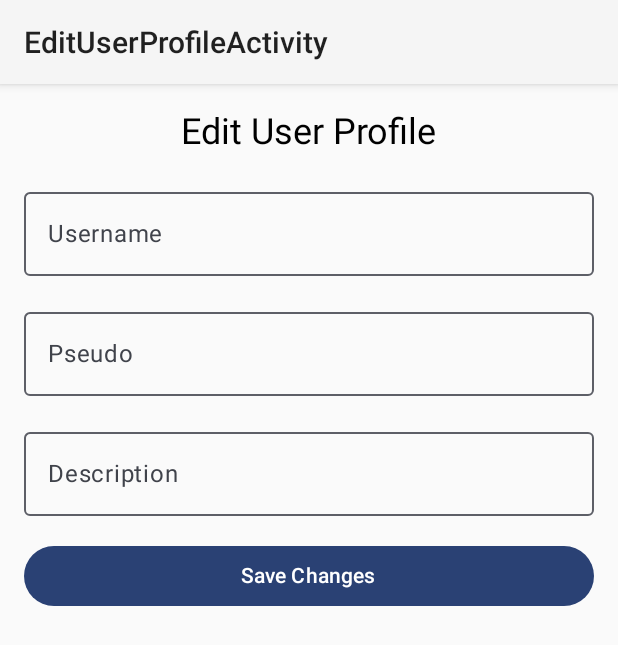
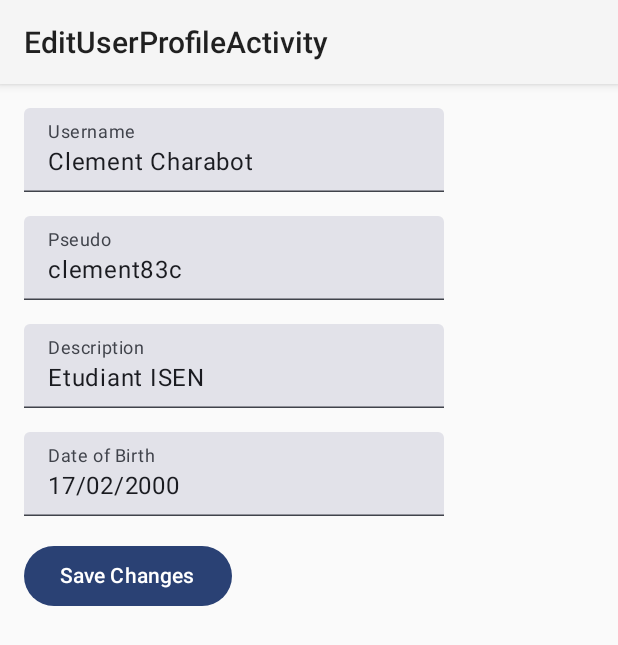
Before and after one commit to c-moi/RSSpeedrun, an Android app built with Jetpack Compose: the screen it shows after launch (EditUserProfileActivity), after a tap on "Settings", on a phone screen of 412 x 824 dp. Shown: the top 645 px of the screen. Run offline under Robolectric (Android 15) with nearby library versions, the phone set to English and light mode, and no system bars.

Commit message:
Fin EditUserProfileActivity et UserProfileActivity mais juste probleme avec l'image de profil. Changements données utilisateur dans les paramètres OK Il manque plus qu'a finaliser le design

```diff
--- a/app/src/main/java/fr/isen/bert/rsspeedrun/EditUserProfileActivity.kt
+++ b/app/src/main/java/fr/isen/bert/rsspeedrun/EditUserProfileActivity.kt
@@ -2,111 +2,98 @@
 
 import android.app.Activity
 import android.content.Intent
-import android.net.Uri
 import android.os.Bundle
 import androidx.activity.ComponentActivity
 import androidx.activity.compose.setContent
 import androidx.compose.foundation.layout.*
-import androidx.compose.foundation.text.KeyboardOptions
 import androidx.compose.material3.Button
-import androidx.compose.material3.MaterialTheme
-import androidx.compose.material3.OutlinedTextField
 import androidx.compose.material3.Text
-import androidx.compose.runtime.*
-import androidx.compose.ui.Alignment
+import androidx.compose.material3.TextField
+import androidx.compose.runtime.Composable
+import androidx.compose.runtime.mutableStateOf
+import androidx.compose.runtime.remember
 import androidx.compose.ui.Modifier
-import androidx.compose.ui.text.input.KeyboardType
 import androidx.compose.ui.unit.dp
 import fr.isen.bert.rsspeedrun.ui.theme.RSSpeedrunTheme
 
-data class UserProfile(
-    val username: String,
-    val pseudo: String,
-    val description: String,
-    val imageUri: String
-)
-
 class EditUserProfileActivity : ComponentActivity() {
-    private var username by mutableStateOf("")
-    private var pseudo by mutableStateOf("")
-    private var description by mutableStateOf("")
 
     override fun onCreate(savedInstanceState: Bundle?) {
         super.onCreate(savedInstanceState)
+
+        // Récupère les données envoyées depuis UserProfileActivity
+        val username = intent.getStringExtra("username") ?: ""
+        val pseudo = intent.getStringExtra("pseudo") ?: ""
+        val description = intent.getStringExtra("description") ?: ""
+        val dateOfBirth = intent.getStringExtra("date_of_birth") ?: ""
+
         setContent {
+            // Utilise le thème RSSpeedrun
             RSSpeedrunTheme {
-                EditUserProfileContent(
-                    username = username,
-                    pseudo = pseudo,
-                    description = description,
-                    onUsernameChange = { username = it },
-                    onPseudoChange = { pseudo = it },
-                    onDescriptionChange = { description = it },
-                    onSaveChanges = { saveChanges() }
-                )
+                // Affiche le contenu de l'activité
+                EditUserProfileContent(username, pseudo, description, dateOfBirth)
             }
         }
     }
 
-    private fun saveChanges() {
-        // Save changes logic
-        val userProfile = UserProfile(username, pseudo, description, "")
+    // Fonction pour sauvegarder les modifications et retourner à l'activité précédente
+    private fun saveChanges(username: String, pseudo: String, description: String, dateOfBirth: String) {
         val resultIntent = Intent().apply {
             putExtra("username", username)
             putExtra("pseudo", pseudo)
             putExtra("description", description)
+            putExtra("date_of_birth", dateOfBirth)
         }
-        setResult(Activity.RESULT_OK, resultIntent)
+        setResult(RESULT_OK, resultIntent)
         finish()
     }
 
+    // Fonction pour afficher le contenu de l'activité
     @Composable
-    fun EditUserProfileContent(
-        username: String,
-        pseudo: String,
-        description: String,
-        onUsernameChange: (String) -> Unit,
-        onPseudoChange: (String) -> Unit,
-        onDescriptionChange: (String) -> Unit,
-        onSaveChanges: () -> Unit
-    ) {
+    fun EditUserProfileContent(username: String, pseudo: String, description: String, dateOfBirth: String) {
+        // Utilise un état mutable pour stocker les valeurs modifiées
+        val newUsername = remember { mutableStateOf(username) }
+        val newPseudo = remember { mutableStateOf(pseudo) }
+        val newDescription = remember { mutableStateOf(description) }
+        val newDateOfBirth = remember { mutableStateOf(dateOfBirth) }
+
+        // Affiche les champs de texte et le bouton pour sauvegarder les modifications
         Column(
-            modifier = Modifier
-                .fillMaxSize()
-                .padding(16.dp),
-            verticalArrangement = Arrangement.spacedBy(16.dp),
-            horizontalAlignment = Alignment.CenterHorizontally
+            modifier = Modifier.padding(16.dp)
         ) {
-            Text(text = "Edit User Profile", style = MaterialTheme.typography.headlineSmall)
-            // Username TextField
-            OutlinedTextField(
-                value = username,
-                onValueChange = onUsernameChange,
-                label = { Text("Username") },
-                modifier = Modifier.fillMaxWidth(),
-                keyboardOptions = KeyboardOptions(keyboardType = KeyboardType.Text),
-                singleLine = true
+            // Titre de la page
+            // Champ de texte pour le nom d'utilisateur
+            TextField(
+                value = newUsername.value,
+                onValueChange = { newUsername.value = it },
+                label = { Text("Username") }
             )
-            // Pseudo TextField
-            OutlinedTextField(
-                value = pseudo,
-                onValueChange = onPseudoChange,
-                label = { Text("Pseudo") },
-                modifier = Modifier.fillMaxWidth(),
-                keyboardOptions = KeyboardOptions(keyboardType = KeyboardType.Text),
-                singleLine = true
+            Spacer(modifier = Modifier.height(16.dp))
+            // Champ de texte pour le pseudo
+            TextField(
+                value = newPseudo.value,
+                onValueChange = { newPseudo.value = it },
+                label = { Text("Pseudo") }
             )
-            // Description TextField
-            OutlinedTextField(
-                value = description,
-                onValueChange = onDescriptionChange,
-                label = { Text("Description") },
-                modifier = Modifier.fillMaxWidth(),
-                keyboardOptions = KeyboardOptions(keyboardType = KeyboardType.Text),
-                singleLine = true
+            Spacer(modifier = Modifier.height(16.dp))
+            // Champ de texte pour la description
+            TextField(
+                value = newDescription.value,
+                onValueChange = { newDescription.value = it },
+                label = { Text("Description") }
             )
-            // Button to Save Changes
-            Button(onClick = onSaveChanges, modifier = Modifier.fillMaxWidth()) {
+            Spacer(modifier = Modifier.height(16.dp))
+            // Champ de texte pour la date de naissance
+            TextField(
+                value = newDateOfBirth.value,
+                onValueChange = { newDateOfBirth.value = it },
+                label = { Text("Date of Birth") }
+            )
+            Spacer(modifier = Modifier.height(16.dp))
+            // Bouton pour sauvegarder les modifications
+            Button(onClick = {
+                saveChanges(newUsername.value, newPseudo.value, newDescription.value, newDateOfBirth.value)
+            }) {
                 Text("Save Changes")
             }
         }
--- a/app/src/main/java/fr/isen/bert/rsspeedrun/MainActivity.kt
+++ b/app/src/main/java/fr/isen/bert/rsspeedrun/MainActivity.kt
@@ -8,7 +8,6 @@
 import androidx.compose.material3.MaterialTheme
 import androidx.compose.material3.Surface
 import androidx.compose.ui.Modifier
-import fr.isen.bert.rsspeedrun.UserProfileActivity
 import fr.isen.bert.rsspeedrun.ui.theme.RSSpeedrunTheme
 
 class MainActivity : ComponentActivity() {
--- a/app/src/main/java/fr/isen/bert/rsspeedrun/UserProfileActivity.kt
+++ b/app/src/main/java/fr/isen/bert/rsspeedrun/UserProfileActivity.kt
@@ -1,149 +1,224 @@
 package fr.isen.bert.rsspeedrun
 
+import android.app.Activity
 import android.content.Context
 import android.content.Intent
 import android.os.Bundle
 import androidx.activity.ComponentActivity
 import androidx.activity.compose.setContent
+import androidx.activity.result.contract.ActivityResultContracts
 import androidx.compose.foundation.Image
-import androidx.compose.foundation.clickable
-import androidx.compose.foundation.layout.*
-import androidx.compose.foundation.lazy.LazyColumn
-import androidx.compose.foundation.lazy.items
+import androidx.compose.foundation.background
+import androidx.compose.foundation.layout.Column
+import androidx.compose.foundation.layout.Row
+import androidx.compose.foundation.layout.Spacer
+import androidx.compose.foundation.layout.fillMaxWidth
+import androidx.compose.foundation.layout.height
+import androidx.compose.foundation.layout.padding
+import androidx.compose.foundation.layout.width
+import androidx.compose.foundation.rememberScrollState
+import androidx.compose.foundation.verticalScroll
 import androidx.compose.material.icons.Icons
 import androidx.compose.material.icons.filled.ExitToApp
 import androidx.compose.material.icons.filled.Settings
+import androidx.compose.material3.Button
 import androidx.compose.material3.Card
 import androidx.compose.material3.Icon
 import androidx.compose.material3.IconButton
 import androidx.compose.material3.MaterialTheme
 import androidx.compose.material3.Text
-import androidx.compose.runtime.Composable
-import androidx.compose.ui.Alignment
+import androidx.compose.material3.TextField
+import androidx.compose.runtime.*
 import androidx.compose.ui.Modifier
-import androidx.compose.ui.draw.clip
-import androidx.compose.ui.platform.LocalContext
+import androidx.compose.ui.graphics.Color
 import androidx.compose.ui.res.painterResource
-import androidx.compose.ui.text.font.FontWeight
 import androidx.compose.ui.unit.dp
 import fr.isen.bert.rsspeedrun.ui.theme.RSSpeedrunTheme
-import fr.isen.bert.rsspeedrun.EditUserProfileActivity
 
 class UserProfileActivity : ComponentActivity() {
+
+    private val username: MutableState<String> = mutableStateOf("Clement Charabot")
+    private val pseudo: MutableState<String> = mutableStateOf("clement83c")
+    private val description: MutableState<String> = mutableStateOf("Etudiant ISEN")
+    private val dateOfBirth: MutableState<String> = mutableStateOf("17/02/2000")
+
+    private val editProfileLauncher =
+        registerForActivityResult(ActivityResultContracts.StartActivityForResult()) { result ->
+            if (result.resultCode == Activity.RESULT_OK) {
+                result.data?.let { data ->
+                    username.value = data.getStringExtra("username") ?: username.value
+                    pseudo.value = data.getStringExtra("pseudo") ?: pseudo.value
+                    description.value = data.getStringExtra("description") ?: description.value
+                    dateOfBirth.value = data.getStringExtra("date_of_birth") ?: dateOfBirth.value
+                }
+            }
+        }
+
     override fun onCreate(savedInstanceState: Bundle?) {
         super.onCreate(savedInstanceState)
+
         setContent {
             RSSpeedrunTheme {
-                UserProfileContent(intent)
+                UserProfileContent(
+                    username.value,
+                    pseudo.value,
+                    description.value,
+                    dateOfBirth.value,
+                    onSettingsClick = { navigateToEditProfile() },
+                    onLogoutClick = { performLogout() }
+                )
             }
+        }
+    }
+
+    private fun navigateToEditProfile() {
+        val intent = Intent(this, EditUserProfileActivity::class.java).apply {
+            putExtra("username", username.value)
+            putExtra("pseudo", pseudo.value)
+            putExtra("description", description.value)
+            putExtra("date_of_birth", dateOfBirth.value)
+        }
+        editProfileLauncher.launch(intent)
+    }
+
+    @Composable
+    fun UserProfileContent(
+        username: String,
+        pseudo: String,
+        description: String,
+        dateOfBirth: String,
+        onSettingsClick: () -> Unit,
+        onLogoutClick: () -> Unit
+    ) {
+        Column(
+            modifier = Modifier
+                .padding(16.dp)
+                .verticalScroll(rememberScrollState())
+        ) {
+            Row(
+                modifier = Modifier.fillMaxWidth()
+            ) {
+                IconButton(onClick = onSettingsClick) {
+                    Icon(
+                        imageVector = Icons.Default.Settings,
+                        contentDescription = "Settings",
+                        tint = Color.Black
+                    )
+                }
+                IconButton(onClick = onLogoutClick) {
+                    Icon(
+                        imageVector = Icons.Default.ExitToApp,
+                        contentDescription = "Logout",
+                        tint = Color.Black
+                    )
+                }
+            }
+
+            Card(
+                modifier = Modifier
+                    .fillMaxWidth()
+                    .padding(vertical = 16.dp)
+                    .background(color = Color.LightGray)
+            ) {
+                Column(
+                    modifier = Modifier.padding(16.dp)
+                ) {
+                    Text(
+                        text = "Profile",
+                        style = MaterialTheme.typography.headlineSmall,
+                        modifier = Modifier.padding(bottom = 8.dp),
+                        color = Color.Black
+                    )
+                    ProfileItem(label = "Username:", value = username)
+                    ProfileItem(label = "Pseudo:", value = pseudo)
+                    ProfileItem(label = "Description:", value = description)
+                    ProfileItem(label = "Date of Birth:", value = dateOfBirth)
+                }
+            }
+
+            Text(
+                text = "Posts",
+                style = MaterialTheme.typography.headlineSmall,
+                modifier = Modifier.padding(vertical = 16.dp),
+                color = Color.Black
+            )
+
+            for (i in 1..6) {
+                PostItem(index = i)
             }
         }
     }
 
     @Composable
-fun UserProfileContent(intent: Intent) {
-    val username = intent.getStringExtra("username") ?: "Username"
-    val pseudo = intent.getStringExtra("pseudo") ?: "Pseudo"
-    val description = intent.getStringExtra("description") ?: "Description"
-    val context = LocalContext.current
-    Column(
-        modifier = Modifier
-            .fillMaxSize()
-            .padding(16.dp)
+    fun ProfileItem(label: String, value: String) {
+        Row(
+            modifier = Modifier.fillMaxWidth()
         ) {
-        ProfileHeader(username = username, pseudo = pseudo, description = description, context = context)
-        Spacer(modifier = Modifier.height(16.dp))
-        PostsSection()
+            Text(
+                text = label,
+                style = MaterialTheme.typography.labelLarge,
+                modifier = Modifier.width(120.dp),
+                color = Color.Black
+            )
+            Text(
+                text = value,
+                style = MaterialTheme.typography.labelLarge,
+                modifier = Modifier.padding(start = 8.dp),
+                color = Color.Black
+            )
+        }
+    }
+
+    // Fonction utilitaire pour obtenir l'ID de la ressource drawable en fonction de l'index
+    fun getDrawableResourceId(index: Int): Int {
+        // Ici, vous pouvez implémenter la logique pour obtenir l'ID de la ressource en fonction de l'index
+        // Par exemple, vous pouvez stocker les noms des images dans un tableau et accéder à l'élément correspondant à l'index
+        // puis convertir le nom de l'image en identifiant de ressource.
+        // Pour cet exemple, je vais simplement renvoyer une ressource par défaut.
+        return when (index % 3) {
+            0 -> R.drawable.post1
+            1 -> R.drawable.post2
+            else -> R.drawable.post3
         }
     }
 
     @Composable
-fun ProfileHeader(username: String, pseudo: String, description: String, context: Context) {
-    Row(
+    fun PostItem(index: Int) {
+        // Charge l'image à partir des ressources
+        val image = painterResource(id = getDrawableResourceId(index))
+
+        Card(
             modifier = Modifier
                 .fillMaxWidth()
                 .padding(vertical = 8.dp),
-        verticalAlignment = Alignment.CenterVertically,
-        horizontalArrangement = Arrangement.SpaceBetween
         ) {
-        Column {
+            Column(
+                modifier = Modifier.padding(16.dp)
+            ) {
+                Text(
+                    text = "Post $index",
+                    style = MaterialTheme.typography.labelLarge,
+                    color = Color.Black
+                )
+                Spacer(modifier = Modifier.height(8.dp))
+                // Affiche l'image
                 Image(
-                painter = painterResource(id = R.drawable.profilutilisateur), // Replace with actual profile image
-                contentDescription = "Profile Image",
-                modifier = Modifier
-                    .size(100.dp)
-                    .clip(MaterialTheme.shapes.small)
-                    .clickable { navigateToEditProfile(context) }
+                    painter = image,
+                    contentDescription = null,
+                    modifier = Modifier.fillMaxWidth()
                 )
                 Spacer(modifier = Modifier.height(8.dp))
                 Text(
-                text = username,
-                style = MaterialTheme.typography.titleLarge.copy(fontWeight = FontWeight.Bold)
-            )
-            Spacer(modifier = Modifier.height(4.dp))
-            Text(
-                text = "@$pseudo",
-                style = MaterialTheme.typography.titleLarge.copy(fontWeight = FontWeight.Bold)
-            )
-        }
-        IconButton(onClick = { navigateToEditProfile(context) }) {
-            Icon(Icons.Filled.Settings, contentDescription = "Settings")
-        }
-        IconButton(onClick = { performLogout(context) }) {
-            Icon(Icons.Filled.ExitToApp, contentDescription = "Logout")
-        }
-    }
-    Text(
-        text = description,
-        style = MaterialTheme.typography.bodyLarge,
-        modifier = Modifier.padding(top = 8.dp, bottom = 16.dp)
-    )
-}
-
-@Composable
-fun PostsSection() {
-    // Fetch or generate the user's posts here
-    val posts = listOf("Post 1", "Post 2", "Post 3", "Post 4", "Post 5", "Post 6")
-
-    LazyColumn(
-        contentPadding = PaddingValues(8.dp)
-    ) {
-        items(posts) { post ->
-            PostItem(post = post)
-        }
-    }
-}
-
-@Composable
-fun PostItem(post: String) {
-    Card(
-        modifier = Modifier
-            .padding(8.dp)
-            .clickable { /* Handle post click */ },
-    ) {
-        Column {
-            Image(
-                painter = painterResource(id = R.drawable.image1), // Replace with actual post image
-                contentDescription = "Post Image",
-                modifier = Modifier
-                    .height(150.dp)
-                    .fillMaxWidth()
-                    .clip(MaterialTheme.shapes.medium)
-            )
-            Text(
-                text = post,
-                style = MaterialTheme.typography.bodySmall,
-                modifier = Modifier.padding(8.dp)
+                    text = "Description of post $index",
+                    style = MaterialTheme.typography.titleMedium,
+                    color = Color.Black
                 )
             }
         }
     }
 
-fun navigateToEditProfile(context: Context) {
-    val intent = Intent(context, EditUserProfileActivity::class.java)
-    context.startActivity(intent)
+
+    private fun performLogout() {
+        finish()
     }
-
-fun performLogout(context: Context) {
-    (context as? UserProfileActivity)?.finishAffinity()
 }
```
Also changed, not shown: app/src/main/res/drawable/post1.jpeg (added), app/src/main/res/drawable/post2.jpeg (added), app/src/main/res/drawable/post3.jpeg (added). Lines whose indentation alone changed are shown as unchanged.
